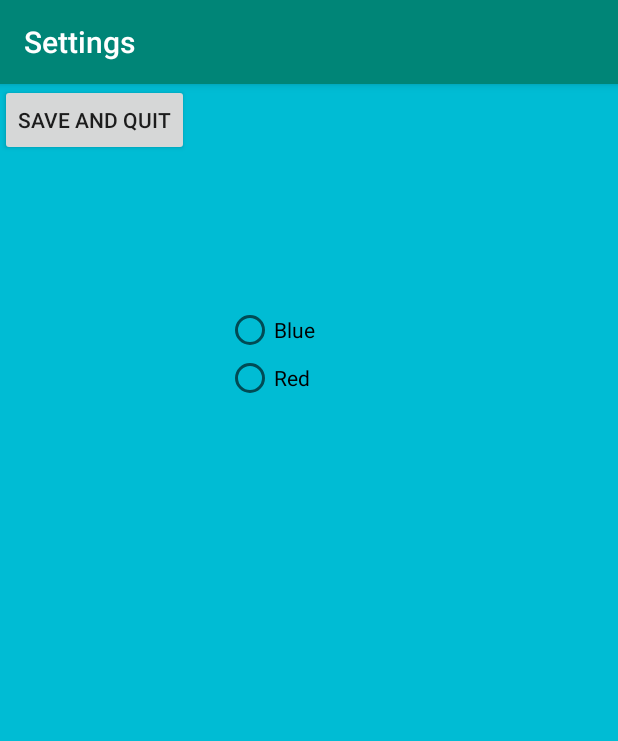
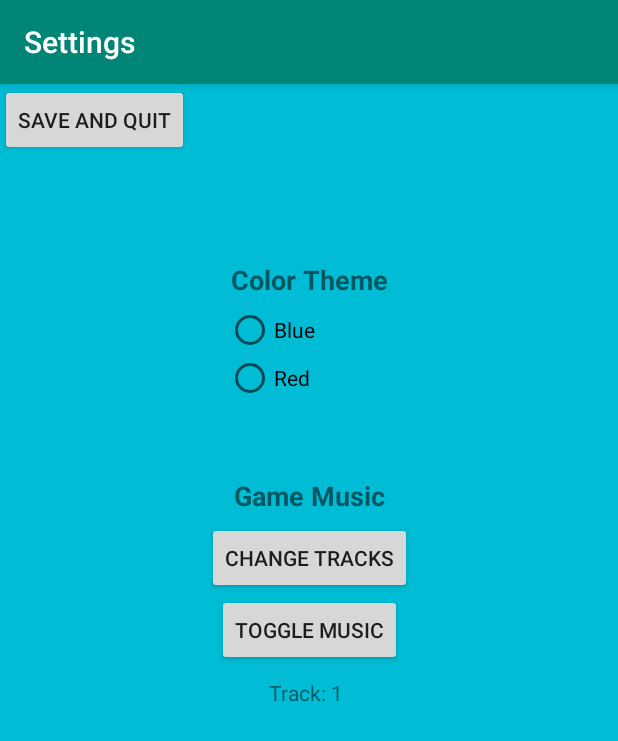
Before and after one commit to codeturtle00/Politician-Simulator, an Android app: the SettingsActivity screen opened directly, with no data from a screen before it, on a phone screen of 412 x 824 dp. Shown: the top 741 px of the screen. Run offline under Robolectric (Android 15) with nearby library versions, the phone set to English and light mode, and no system bars.

Commit message:
Added a music player with options to change it in the settings, note: change the music files

```diff
--- a/phase1/PoliticGame/app/src/main/java/com/example/politicgame/SettingsActivity.java
+++ b/phase1/PoliticGame/app/src/main/java/com/example/politicgame/SettingsActivity.java
@@ -11,6 +11,7 @@ import android.util.Log;
 import android.view.View;
 import android.widget.Button;
 import android.widget.RadioButton;
+import android.widget.TextView;
 
 import androidx.appcompat.app.AppCompatActivity;
 import androidx.constraintlayout.widget.ConstraintLayout;
@@ -35,6 +36,9 @@ public class SettingsActivity extends AppCompatActivity {
         setContentView(R.layout.activity_settings);
 
         setTitle("Settings");
+
+        final TextView currentTrack = findViewById(R.id.currentTrackText);
+        currentTrack.setText("Track: " + app.getCurrentTrackNum());
 
         final RadioButton radioBlue = findViewById(R.id.colorBlue);
         radioBlue.setOnClickListener(
@@ -62,6 +66,39 @@ public class SettingsActivity extends AppCompatActivity {
                         returnMainMenu();
                     }
                 });
+
+
+
+        final Button changeMusicButton = findViewById(R.id.changeMusic);
+        changeMusicButton.setOnClickListener(
+                new View.OnClickListener() {
+                    public void onClick(View v) {
+                        changeMusic();
+                        currentTrack.setText("Track: " + app.getCurrentTrackNum());
+                    }
+                });
+
+
+        final Button toggleMusicButton = findViewById(R.id.toggleMusic);
+        toggleMusicButton.setOnClickListener(
+                new View.OnClickListener() {
+                    public void onClick(View v) {
+                        toggleMusic();
+                        if (!(app.isMusicOn())){
+                            currentTrack.setText("Paused");
+                        } else {
+                            currentTrack.setText("Track: " + app.getCurrentTrackNum());
+                        }
+                    }
+                });
+    }
+
+    public void changeMusic(){
+        app.switchMusic();
+    }
+
+    public void toggleMusic(){
+        app.toggleMusic();
     }
 
     public void restart (){
--- a/phase1/PoliticGame/app/src/main/res/layout/activity_settings.xml
+++ b/phase1/PoliticGame/app/src/main/res/layout/activity_settings.xml
@@ -41,4 +41,58 @@
         android:text="Save and Quit"
         tools:layout_editor_absoluteX="16dp"
         tools:layout_editor_absoluteY="16dp" />
+
+    <TextView
+        android:id="@+id/settingsText1"
+        android:layout_width="wrap_content"
+        android:layout_height="wrap_content"
+        android:layout_marginBottom="5dp"
+        android:text="Color Theme"
+        android:textSize="18sp"
+        android:textStyle="bold"
+        app:layout_constraintBottom_toTopOf="@+id/radioGroup"
+        app:layout_constraintEnd_toEndOf="parent"
+        app:layout_constraintStart_toStartOf="parent" />
+
+    <TextView
+        android:id="@+id/settingsText2"
+        android:layout_width="wrap_content"
+        android:layout_height="wrap_content"
+        android:layout_marginTop="50dp"
+        android:text="Game Music"
+        android:textSize="18sp"
+        android:textStyle="bold"
+        app:layout_constraintEnd_toEndOf="parent"
+        app:layout_constraintStart_toStartOf="parent"
+        app:layout_constraintTop_toBottomOf="@+id/radioGroup" />
+
+    <Button
+        android:id="@+id/toggleMusic"
+        android:layout_width="wrap_content"
+        android:layout_height="wrap_content"
+        android:text="Toggle Music"
+        app:layout_constraintEnd_toEndOf="parent"
+        app:layout_constraintStart_toStartOf="parent"
+        app:layout_constraintTop_toBottomOf="@+id/changeMusic" />
+
+    <Button
+        android:id="@+id/changeMusic"
+        android:layout_width="wrap_content"
+        android:layout_height="wrap_content"
+        android:layout_marginTop="5dp"
+        android:text="Change Tracks"
+        app:layout_constraintEnd_toEndOf="parent"
+        app:layout_constraintStart_toStartOf="parent"
+        app:layout_constraintTop_toBottomOf="@+id/settingsText2" />
+
+    <TextView
+        android:id="@+id/currentTrackText"
+        android:layout_width="51dp"
+        android:layout_height="21dp"
+        android:layout_marginTop="8dp"
+        android:text="Track: "
+        app:layout_constraintEnd_toEndOf="parent"
+        app:layout_constraintHorizontal_bias="0.498"
+        app:layout_constraintStart_toStartOf="parent"
+        app:layout_constraintTop_toBottomOf="@+id/toggleMusic" />
 </androidx.constraintlayout.widget.ConstraintLayout>
```
Also changed, not shown: phase1/PoliticGame/app/src/main/java/com/example/politicgame/PoliticGameApp.java (+73 -0 lines), 2 other files.
